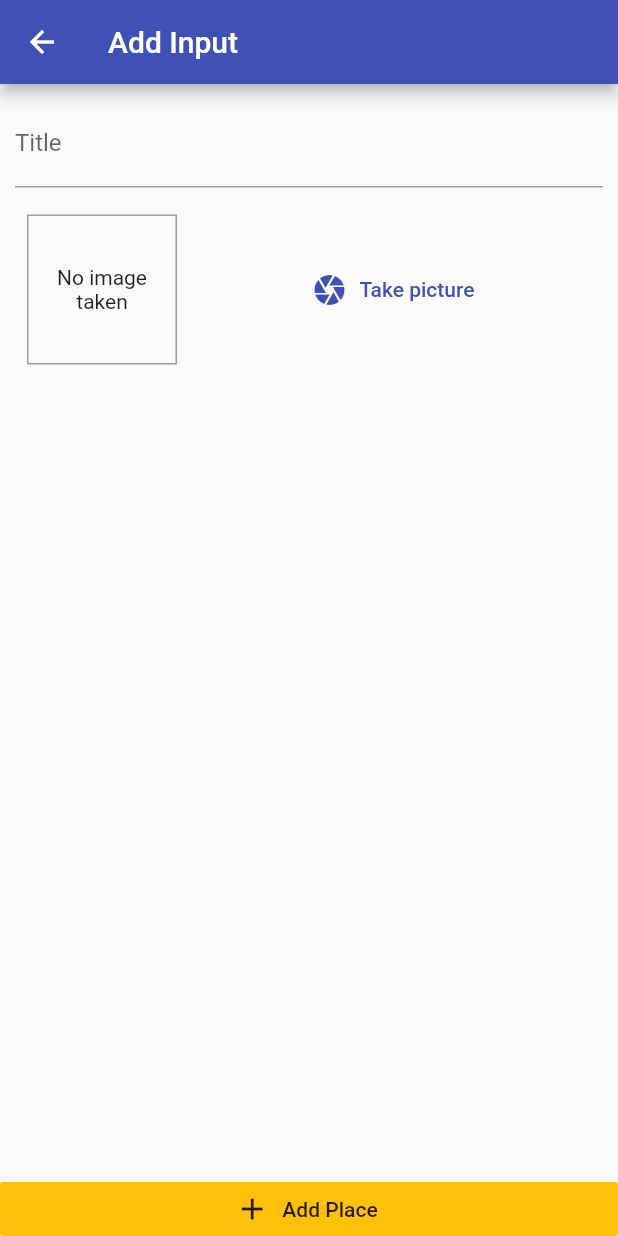
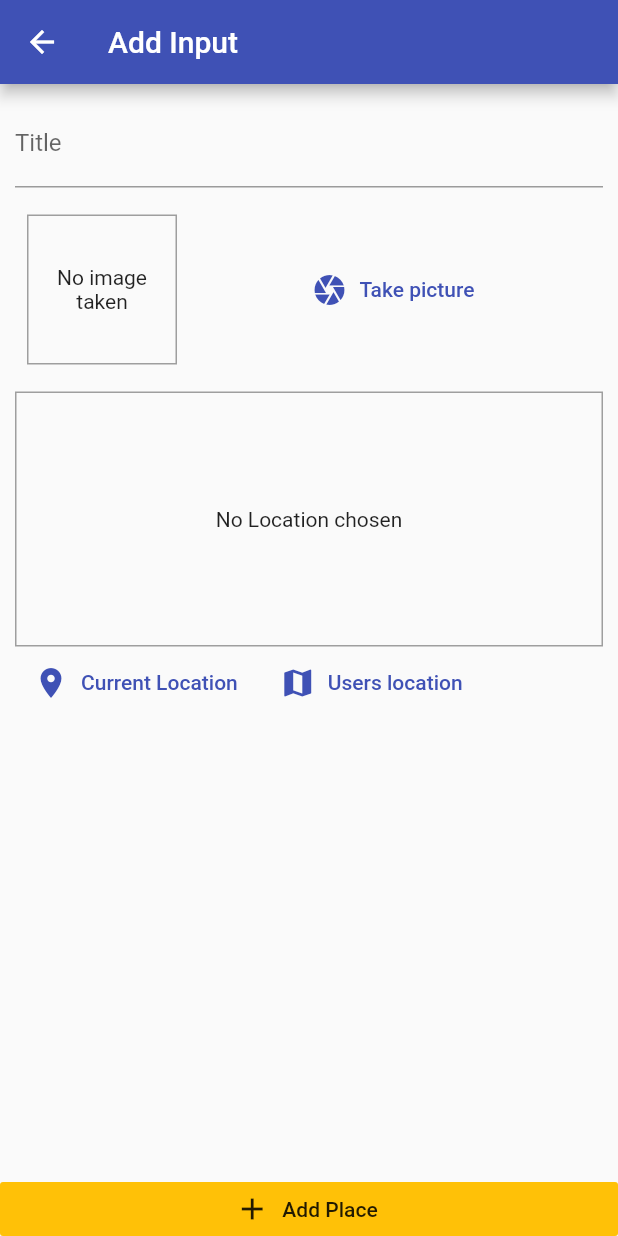
Before and after one commit to dahnny/LocateMe, a Flutter app: the AddPlaceScreen screen opened by its route, on a phone screen of 412 x 824 dp. Run offline on Flutter 3.47's test engine with Material 2 defaults, Android fonts, the phone set to English and light mode, and no system bars; our stand-ins replace image_picker, location, sqflite; accounts and stored records are empty.

```diff
--- /dev/null
+++ b/lib/helpers/location_helper.dart
@@ -0,0 +1,11 @@
+const GOOGLE_API_KEY = 'AIzaSyD0o6tT5anFHX0elc3JjnZyw-n8OhL5aKQ';
+
+class LocationHelper{
+
+  static String generatePreview({double latitude, double longitude}){
+    return 'https://maps.googleapis.com/maps/api/staticmap?center=Brooklyn+Bridge,New+York,NY&zoom=13&size=600x300&maptype=roadmap
+    &markers=color:blue%7Clabel:S%7C40.702147,-74.015794&markers=color:green%7Clabel:G%7C40.711614,-74.012318
+    &markers=color:red%7Clabel:C%7C40.718217,-73.998284
+    &key=YOUR_API_KEY'
+  }
+}
--- a/lib/screens/add_place_screen.dart
+++ b/lib/screens/add_place_screen.dart
@@ -3,6 +3,7 @@ import 'dart:io';
 import 'package:flutter/material.dart';
 import 'package:locate_me/providers/user_places.dart';
 import 'package:locate_me/widgets/image_input.dart';
+import 'package:locate_me/widgets/place_input.dart';
 import 'package:provider/provider.dart';
 
 class AddPlaceScreen extends StatefulWidget {
@@ -55,7 +56,11 @@ class _AddPlaceScreenState extends State<AddPlaceScreen> {
                       height: 10,
                     ),
 //                    pass the reference to the function as a constructor
-                    ImageInput(_selectImage)
+                    ImageInput(_selectImage),
+                    SizedBox(
+                      height: 10,
+                    ),
+                    PlaceInput(),
                   ],
                 ),
               ),
--- /dev/null
+++ b/lib/widgets/place_input.dart
@@ -0,0 +1,62 @@
+import 'package:flutter/material.dart';
+import 'package:location/location.dart';
+
+class PlaceInput extends StatefulWidget {
+  @override
+  _PlaceInputState createState() => _PlaceInputState();
+}
+
+class _PlaceInputState extends State<PlaceInput> {
+  String _previewImageUrl;
+
+  Future<void> _getCurrentLocation() async{
+    final locData = await Location().getLocation();
+    print(locData.latitude);
+    print(locData.longitude);
+  }
+
+  @override
+  Widget build(BuildContext context) {
+    return Column(
+      children: <Widget>[
+        Container(
+          height: 170,
+          decoration: BoxDecoration(
+            border: Border.all(
+              width: 1,
+              color: Colors.grey,
+            ),
+          ),
+          width: double.infinity,
+          child: _previewImageUrl == null
+              ? Text(
+                  'No Location chosen',
+                  textAlign: TextAlign.center,
+                )
+              : Image.network(
+                  _previewImageUrl,
+                  fit: BoxFit.cover,
+                  width: double.infinity,
+                ),
+          alignment: Alignment.center,
+        ),
+        Row(
+          children: <Widget>[
+            FlatButton.icon(
+              icon: Icon(Icons.location_on),
+              label: Text('Current Location'),
+              textColor: Theme.of(context).primaryColor,
+              onPressed: _getCurrentLocation
+            ),
+            FlatButton.icon(
+              onPressed: () {},
+              icon: Icon(Icons.map),
+              label: Text('Users location'),
+              textColor: Theme.of(context).primaryColor,
+            ),
+          ],
+        )
+      ],
+    );
+  }
+}
--- a/pubspec.yaml
+++ b/pubspec.yaml
@@ -37,6 +37,8 @@ dev_dependencies:
   path_provider: ^1.6.7
   path: ^1.6.4
   sqflite: ^1.1.5
+  location: ^3.0.2
+
 
 
 
```
Also changed, not shown: pubspec.lock, 1 other file.
